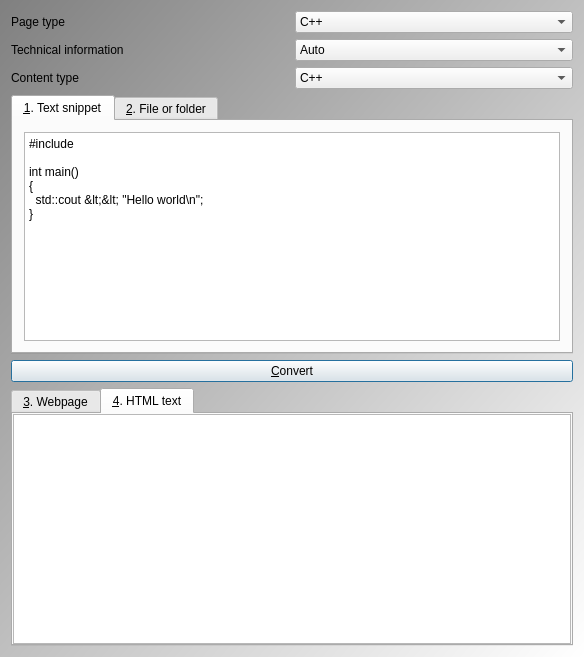
Above: Tools/ToolCodeToHtml/qtcodetohtmlmaindialog.ui from richelbilderbeek/ProjectRichelBilderbeek before the change. Below: the same form after it.
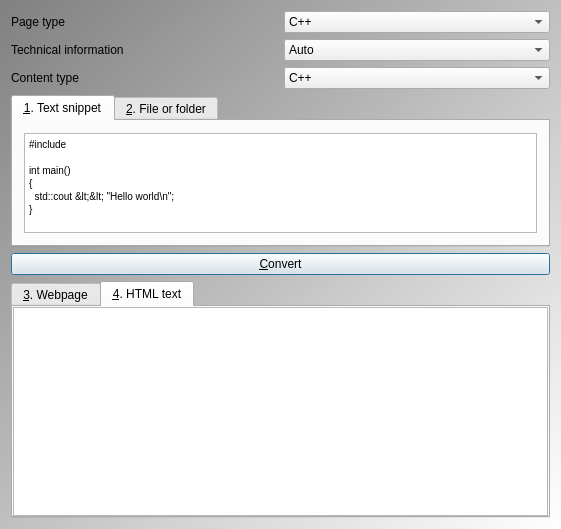
That is the form after the change. The open tabs and pages were chosen to show the change. Icons and pictures are not drawn.

Diff of the .ui file:
```diff
--- a/Tools/ToolCodeToHtml/qtcodetohtmlmaindialog.ui
+++ b/Tools/ToolCodeToHtml/qtcodetohtmlmaindialog.ui
@@ -9,8 +9,8 @@
    <rect>
     <x>0</x>
     <y>0</y>
-    <width>584</width>
-    <height>657</height>
+    <width>561</width>
+    <height>529</height>
    </rect>
   </property>
   <property name="sizePolicy">
@@ -31,11 +31,11 @@
 background-color: qlineargradient(x1: 0, y1: 0, x2: 1, y2: 1, stop: 0  #808080, stop: 1 #ffffff);
 }
 
-QPushButton { font: 18 px, &quot;monospace&quot; }
-QTabWidget { font: 12 px, &quot;monospace&quot; }
-QLabel { font: 12px, &quot;monospace&quot; }
-QComboBox { font: 12px, &quot;monospace&quot; }
-QPlainTextEdit { font: 10px, &quot;monospace&quot; }
+QPushButton { font: 18 px  }
+QTabWidget { font: 12 px  }
+QLabel { font: 12px }
+QComboBox { font: 12px }
+QPlainTextEdit { font: 10px }
 </string>
   </property>
   <layout class="QGridLayout" name="gridLayout_2">
@@ -124,6 +124,12 @@
    </item>
    <item row="3" column="0" colspan="2">
     <widget class="QTabWidget" name="tab_source">
+     <property name="sizePolicy">
+      <sizepolicy hsizetype="Expanding" vsizetype="Fixed">
+       <horstretch>0</horstretch>
+       <verstretch>0</verstretch>
+      </sizepolicy>
+     </property>
      <property name="currentIndex">
       <number>1</number>
      </property>
@@ -134,6 +140,18 @@
       <layout class="QGridLayout" name="gridLayout">
        <item row="0" column="0">
         <widget class="QPlainTextEdit" name="edit_source_snippet">
+         <property name="sizePolicy">
+          <sizepolicy hsizetype="Expanding" vsizetype="Fixed">
+           <horstretch>0</horstretch>
+           <verstretch>0</verstretch>
+          </sizepolicy>
+         </property>
+         <property name="maximumSize">
+          <size>
+           <width>16777215</width>
+           <height>100</height>
+          </size>
+         </property>
          <property name="styleSheet">
           <string notr="true"/>
          </property>
@@ -167,6 +185,12 @@
    </item>
    <item row="5" column="0" colspan="2">
     <widget class="QTabWidget" name="tab_widget">
+     <property name="sizePolicy">
+      <sizepolicy hsizetype="Expanding" vsizetype="Minimum">
+       <horstretch>0</horstretch>
+       <verstretch>0</verstretch>
+      </sizepolicy>
+     </property>
      <property name="maximumSize">
       <size>
        <width>16777215</width>
@@ -235,7 +259,6 @@
         <widget class="QPlainTextEdit" name="edit_html">
          <property name="font">
           <font>
-           <family>,monospace</family>
            <pointsize>-1</pointsize>
            <weight>50</weight>
            <italic>false</italic>
```
Left out of the diff: 6 changed lines with no effect on the pictures.
